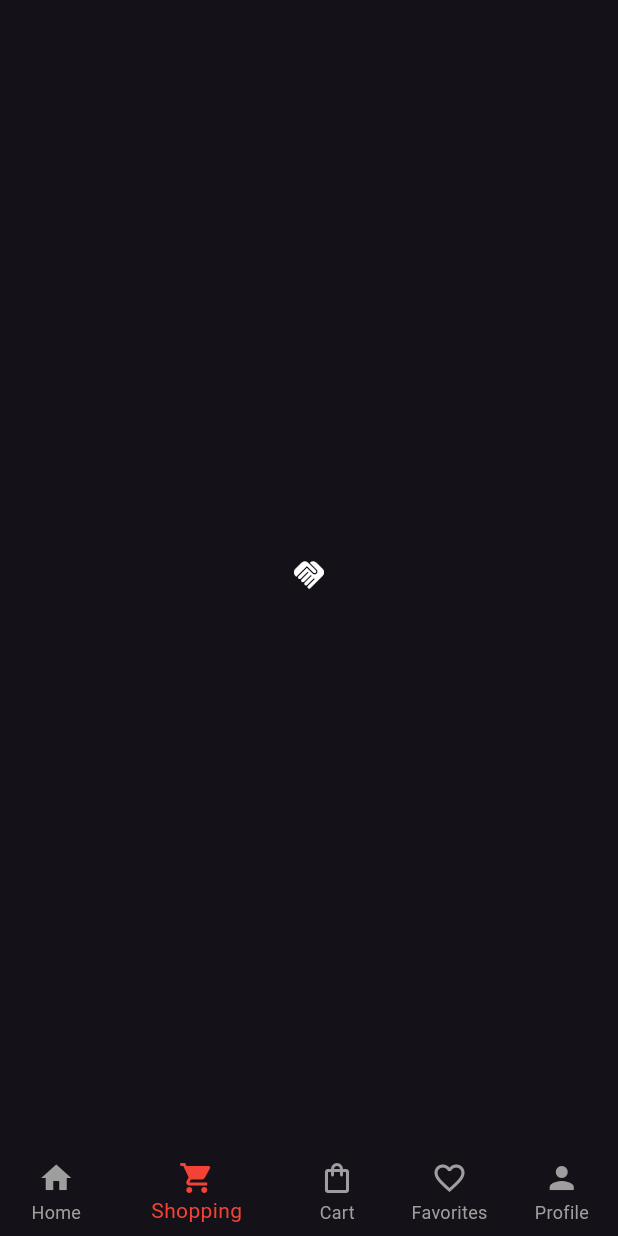
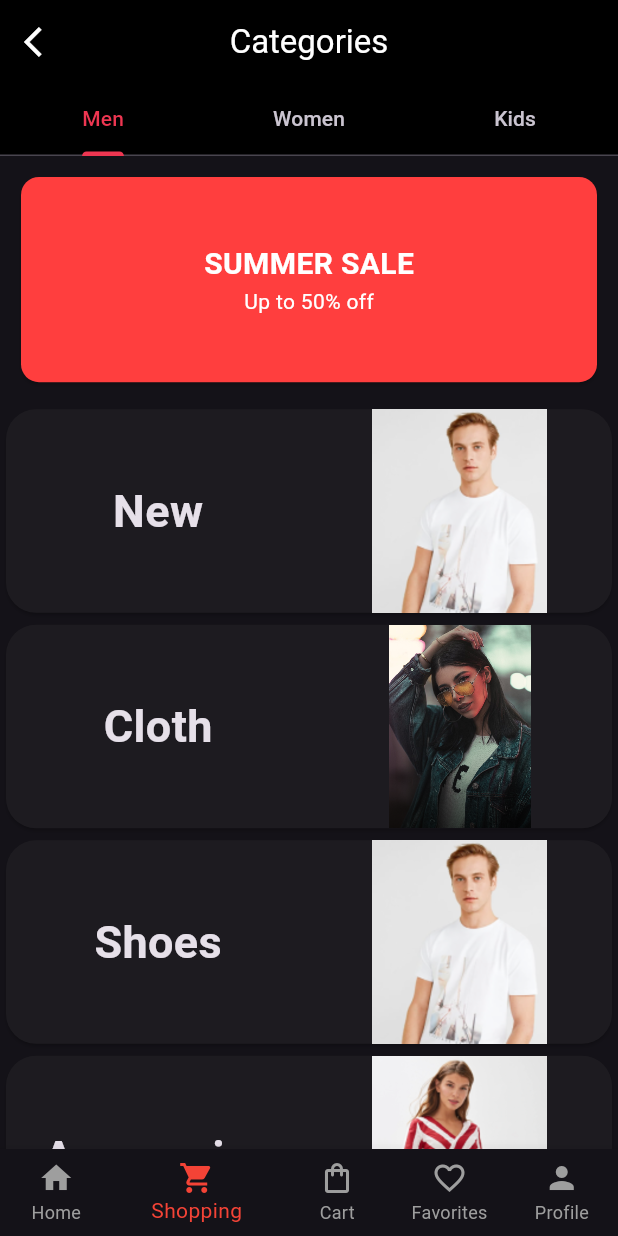
Before and after one commit to hetsaraiya/Infinite-wishes, a Flutter app: the BottomTabBar screen opened directly, item 2 of the bottom bar chosen, on a phone screen of 412 x 824 dp. Run offline on Flutter 3.47's test engine with Material 3 defaults, Android fonts, the phone set to English and light mode, and no system bars; our stand-ins replace google_fonts, hexcolor; Roboto replaces fonts that are missing (Metrophobic).

Commit message:
add shopping page with catagories and gender

```diff
--- a/infinitewishes/lib/Pages/Home_Page.dart
+++ b/infinitewishes/lib/Pages/Home_Page.dart
@@ -21,7 +21,8 @@ class Home extends StatelessWidget {
               image: AssetImage("assets/images/Big Banner (1).png"),
               width: screenWidth,
               height: screenHeight * 0.65,
-              fit: BoxFit.fill,
+              fit: BoxFit.contain,
+              filterQuality:FilterQuality.high ,
             ),
             Padding(
                 padding: const EdgeInsets.all(8.0),
--- a/infinitewishes/lib/Pages/forgot_password_page.dart
+++ b/infinitewishes/lib/Pages/forgot_password_page.dart
@@ -7,8 +7,10 @@ class ForgotPasswordPage extends StatelessWidget {
   @override
   Widget build(BuildContext context) {
     final double screenWidth = MediaQuery.sizeOf(context).width;
+    final double screenHeight = MediaQuery.sizeOf(context).height;
     return Scaffold(
-      body: Padding(
+      body: SingleChildScrollView(
+        child: Padding(
           padding: const EdgeInsets.all(16.0),
           child: Column(
             children: [
@@ -29,8 +31,8 @@ class ForgotPasswordPage extends StatelessWidget {
                 child: Padding(
                   padding: EdgeInsets.only(
                       right: screenWidth * 0.2,
-                    bottom: screenWidth * 0.2,
-                    top: screenWidth * 0.39),
+                      bottom: screenHeight * 0.1,
+                      top: screenHeight * 0.1),
                   child: SizedBox(
                     width: 256,
                     height: 34,
@@ -69,6 +71,7 @@ class ForgotPasswordPage extends StatelessWidget {
             ],
           ),
         ),
+      ),
     );
   }
 }
--- a/infinitewishes/lib/Pages/login_page.dart
+++ b/infinitewishes/lib/Pages/login_page.dart
@@ -8,9 +8,11 @@ class LoginPage extends StatelessWidget {
   @override
   Widget build(BuildContext context) {
     final double screenWidth = MediaQuery.of(context).size.width;
+    final double screenHeight = MediaQuery.of(context).size.height;
     return SafeArea(
       child: Scaffold(
-        body: Padding(
+        body: SingleChildScrollView(
+          child: Padding(
             padding: const EdgeInsets.all(16.0),
             child: Column(
               children: [
@@ -31,8 +33,8 @@ class LoginPage extends StatelessWidget {
                   child: Padding(
                     padding: EdgeInsets.only(
                         right: screenWidth * 0.2,
-                      bottom: screenWidth * 0.2,
-                      top: screenWidth * 0.39),
+                        bottom: screenHeight * 0.1,
+                        top: screenHeight * 0.1),
                     child: SizedBox(
                       width: 127,
                       height: 34,
@@ -109,6 +111,7 @@ class LoginPage extends StatelessWidget {
             ),
           ),
         ),
+      ),
     );
   }
 }
--- a/infinitewishes/lib/Pages/shopping.dart
+++ b/infinitewishes/lib/Pages/shopping.dart
@@ -1,16 +1,116 @@
 import 'package:flutter/material.dart';
+import 'package:google_fonts/google_fonts.dart';
+import 'package:hexcolor/hexcolor.dart';
+import '../Widgets/shopping_catagories_card.dart';
 
 class Shopping extends StatelessWidget {
   const Shopping({super.key});
 
   @override
   Widget build(BuildContext context) {
-    return Scaffold(
-      body: Center(
-        child: Icon(
-            Icons.handshake
+    final double screenHeight = MediaQuery.sizeOf(context).height;
+    final double screenWidth = MediaQuery.sizeOf(context).width;
+    return SafeArea(
+      child: Scaffold(
+        appBar: AppBar(
+          leading: IconButton(
+            icon: const Icon(
+              Icons.arrow_back_ios,
+              color: Colors.white,
+            ),
+            onPressed: () {
+              Navigator.pop(context);
+            },
+          ),
+          title: const Text("Categories"),
+          centerTitle: true,
+          bottom: TabBar(
+            indicatorColor: HexColor("#EE3651"),
+            labelColor: HexColor("#EE3651"),
+            tabs: const [
+              Tab(
+                text: "Men",
+              ),
+              Tab(
+                text: "Women",
+              ),
+              Tab(
+                text: "Kids",
+              )
+            ],
+          ),
+        ),
+        body: TabBarView(
+          children: [
+            ListView(
+              children: [
+                SaleCard(screenHeight: screenHeight),
+                const catagories_card(title: "New", imgurl: "assets/images/boy.png",),
+                const catagories_card(title: "Cloth", imgurl: "assets/images/Big Banner (1).png",),
+                const catagories_card(title: "Shoes", imgurl: "assets/images/boy.png",),
+                const catagories_card(title: "Acessories", imgurl: "assets/images/girl.png",),
+                Container(padding:EdgeInsets.symmetric(vertical: 10,horizontal: 20),child: ElevatedButton(onPressed: (){}, child: Text("VIEW ALL ITEMS")))
+              ],
+            ),
+            ListView(
+              children: [
+                SaleCard(screenHeight: screenHeight),
+                const catagories_card(title: "New", imgurl: "assets/images/girl.png",),
+                const catagories_card(title: "Cloth", imgurl: "assets/images/Big Banner (1).png",),
+                const catagories_card(title: "Shoes", imgurl: "assets/images/boy.png",),
+                const catagories_card(title: "Acessories", imgurl: "assets/images/Big Banner (1).png",),
+                Container(padding:EdgeInsets.symmetric(vertical: 10,horizontal: 20),child: ElevatedButton(onPressed: (){}, child: Text("VIEW ALL ITEMS")))
+              ],
+            ),
+            ListView(
+              children: [
+                SaleCard(screenHeight: screenHeight),
+                const catagories_card(title: "New", imgurl: "assets/images/image 4.1.png",),
+                const catagories_card(title: "Cloth", imgurl: "assets/images/image4.2.png",),
+                const catagories_card(title: "Shoes", imgurl: "assets/images/image 4.3 .png",),
+                const catagories_card(title: "Acessories", imgurl: "assets/images/image 4.4.png",),
+                Container(padding:EdgeInsets.symmetric(vertical: 10,horizontal: 20),child: ElevatedButton(onPressed: (){}, child: Text("VIEW ALL ITEMS")))
+              ],
+            ),
+          ],
         ),
       ),
     );
   }
 }
+
+class SaleCard extends StatelessWidget {
+  const SaleCard({
+    super.key,
+    required this.screenHeight,
+  });
+
+  final double screenHeight;
+
+  @override
+  Widget build(BuildContext context) {
+    return Container(
+      padding: const EdgeInsets.all(10),
+      height: screenHeight / 5,
+      child: Card(
+        color: HexColor("#FF3E3E"),
+        child: Column(
+          mainAxisAlignment: MainAxisAlignment.center,
+          crossAxisAlignment: CrossAxisAlignment.center,
+          children: [
+            Text(
+              "SUMMER SALE",
+              style: GoogleFonts.metrophobic().copyWith(
+                  color: Colors.white,
+                  fontSize: 20,
+                  fontWeight: FontWeight.bold),
+            ),
+            Text("Up to 50% off",
+                style: GoogleFonts.metrophobic()
+                    .copyWith(color: Colors.white))
+          ],
+        ),
+      ),
+    );
+  }
+}
--- a/infinitewishes/lib/Pages/signup_page.dart
+++ b/infinitewishes/lib/Pages/signup_page.dart
@@ -14,6 +14,7 @@ class SignUpPage extends StatelessWidget {
       body: SafeArea(
         child: Padding(
           padding: const EdgeInsets.all(16.0),
+          child: SingleChildScrollView(
             child: Column(
               crossAxisAlignment: CrossAxisAlignment.center,
               children: [
@@ -113,6 +114,7 @@ class SignUpPage extends StatelessWidget {
             ),
           ),
         ),
+      ),
     );
   }
 }
--- a/infinitewishes/lib/Widgets/product_card.dart
+++ b/infinitewishes/lib/Widgets/product_card.dart
@@ -33,7 +33,8 @@ class Product extends StatelessWidget {
                 imageUrl,
                 height: screenHeight*0.33,
                 width: screenWidth*0.5,
-                fit: BoxFit.cover,
+                fit: BoxFit.contain,
+                filterQuality: FilterQuality.medium,
               ),
               Container(
                 margin: EdgeInsets.only(left: 5,top: 5),
--- /dev/null
+++ b/infinitewishes/lib/Widgets/shopping_catagories_card.dart
@@ -0,0 +1,50 @@
+import 'package:flutter/material.dart';
+import 'package:google_fonts/google_fonts.dart';
+
+class catagories_card extends StatelessWidget {
+  const catagories_card({
+    super.key,
+    required this.title,
+    required this.imgurl,
+  });
+
+  final String title;
+  final String imgurl;
+
+  @override
+  Widget build(BuildContext context) {
+    final double screenHeight = MediaQuery.sizeOf(context).height - 10;
+    final double screenWidth = MediaQuery.sizeOf(context).width - 10;
+    return Card(
+      shape: RoundedRectangleBorder(borderRadius: BorderRadius.circular(20)),
+      child: Container(
+          height: screenHeight / 6,
+          width: screenWidth,
+          child: Row(
+            mainAxisAlignment: MainAxisAlignment.center,
+            children: [
+              SizedBox(
+                width: screenWidth / 2,
+                child: Text(
+                  title,
+                  textAlign: TextAlign.center,
+                  style: GoogleFonts.metrophobic()
+                      .copyWith(fontSize: 30, fontWeight: FontWeight.bold),
+                ),
+              ),
+              Container(
+                width: screenWidth / 2,
+                alignment: Alignment.center,
+                child: Image(
+                  colorBlendMode: BlendMode.darken,
+                  image: AssetImage(imgurl),
+                  height: screenHeight * 0.25,
+                  fit: BoxFit.fill,
+                  filterQuality: FilterQuality.high,
+                ),
+              ),
+            ],
+          )),
+    );
+  }
+}
```
Also changed, not shown: infinitewishes/assets/images/image 4.1.png (added), infinitewishes/assets/images/image 4.3 .png (added), infinitewishes/assets/images/image 4.4.png (added), infinitewishes/assets/images/image4.2.png (added). Lines whose indentation alone changed are shown as unchanged.
